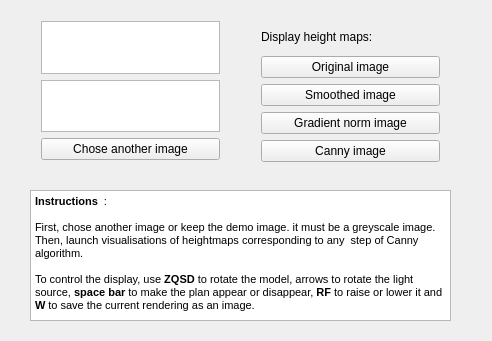
ameuleman/HeightMap-GL3.3, file src/mainwindow.ui: the form before one commit.
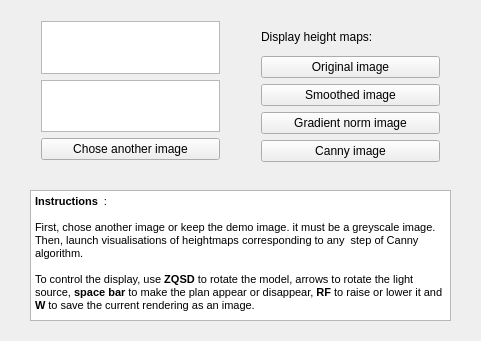
The form after the commit.

Commit message: Fix spelling mistakes

Diff of the .ui file:
```diff
--- a/src/mainwindow.ui
+++ b/src/mainwindow.ui
@@ -6,7 +6,7 @@
    <rect>
     <x>0</x>
     <y>0</y>
-    <width>492</width>
+    <width>481</width>
     <height>341</height>
    </rect>
   </property>
```
The commit also changes 1 other file.
